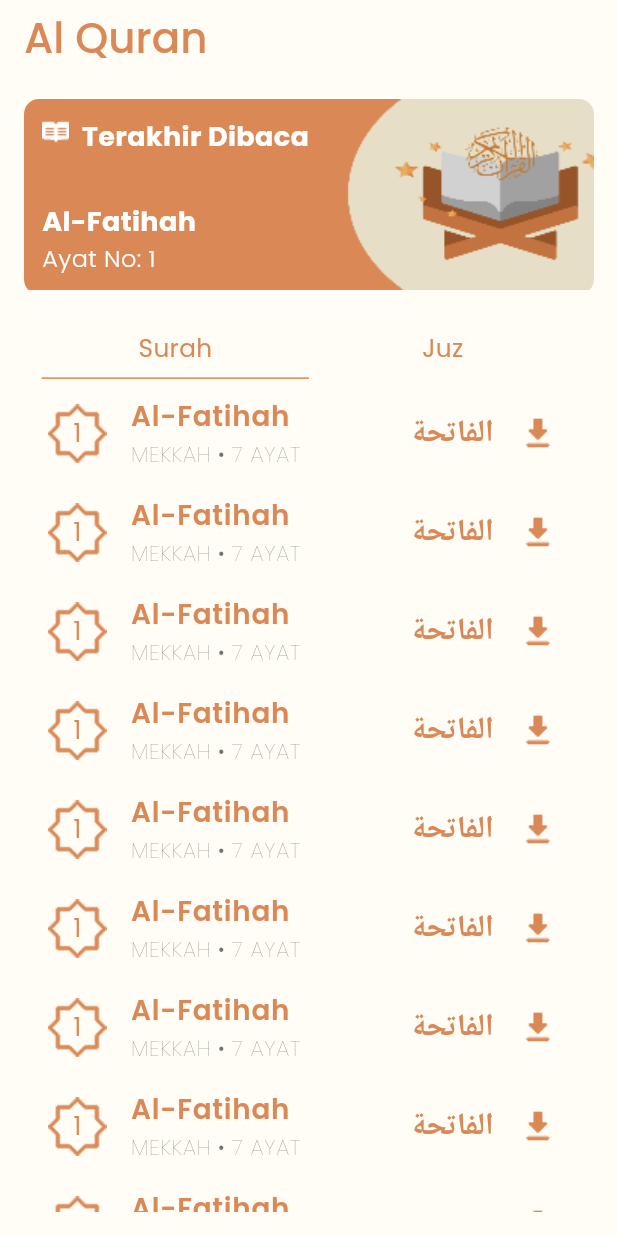
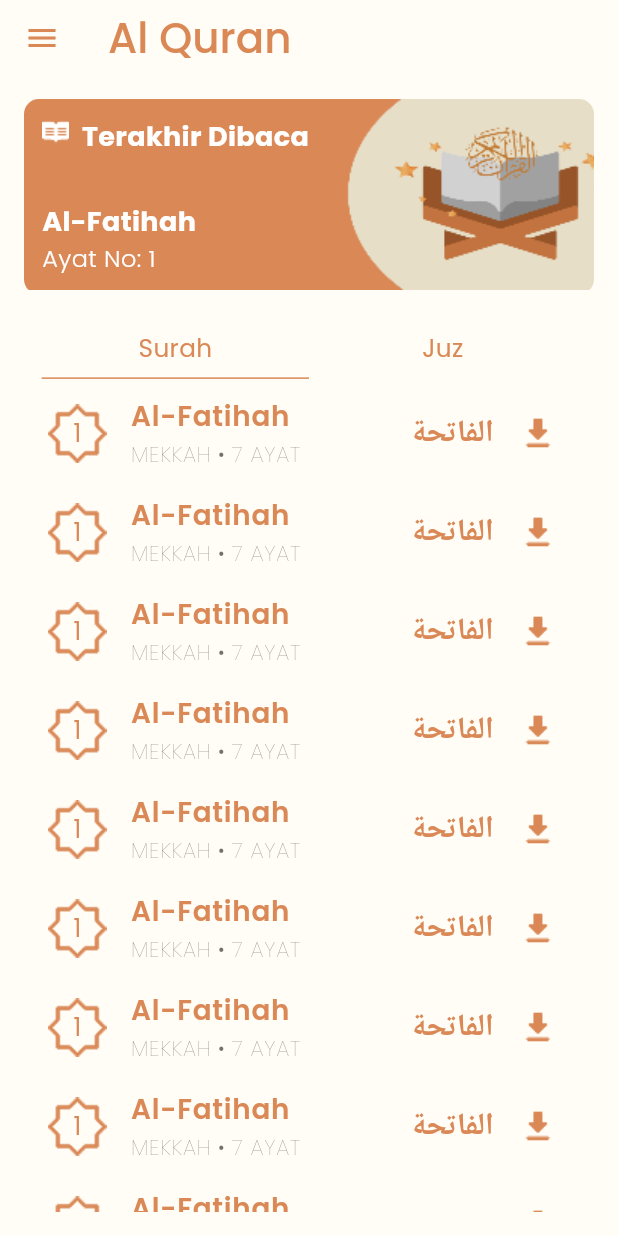
Before and after one commit to gilanggsb/my_quran, a Flutter app: the screen it shows after launch, on a phone screen of 412 x 824 dp. Run offline on Flutter 3.47's test engine with Material 3 defaults, Android fonts, the phone set to English and light mode, and no system bars; drawn by our look-alikes of skeletonizer; our stand-ins replace auto_route, bloc, cached_network_image, dartz, dio, equatable and 8 more.

Commit message:
feat: slicing home page

```diff
--- a/lib/common/components/default_scaffold.dart
+++ b/lib/common/components/default_scaffold.dart
@@ -6,6 +6,7 @@ class DefaultScaffold extends StatelessWidget {
   final Color? bgBodyColor;
   final PreferredSizeWidget? appBar;
   final Widget? bottomNavBar;
+  final Widget? drawer;
   final void Function(bool)? onPopInvoked;
   final FloatingActionButton? floatingActionButton;
   final EdgeInsets? bodyPadding;
@@ -31,6 +32,7 @@ class DefaultScaffold extends StatelessWidget {
     this.didUpdateWidget,
     this.didChangeDependencies,
     this.canPop = true,
+    this.drawer,
   });
 
   @override
@@ -45,6 +47,7 @@ class DefaultScaffold extends StatelessWidget {
         onDispose: onDispose,
         child: Scaffold(
           appBar: appBar,
+          drawer: drawer,
           floatingActionButton: floatingActionButton,
           floatingActionButtonLocation: floatingActionButtonLocation,
           backgroundColor: bgBodyColor ?? context.theme.appColors.background,
--- a/lib/common/utils/app_assets.dart
+++ b/lib/common/utils/app_assets.dart
@@ -1,6 +1,6 @@
 import 'package:my_quran/common/common.dart';
 
-class AppAssets {
+abstract class AppAssets {
   const AppAssets();
 
   static get icDownload => 'ic_download'.toPng;
@@ -8,4 +8,6 @@ class AppAssets {
   static get icQuran => 'ic_quran'.toPng;
   static get icRectangleQuranNumber => 'ic_rectangle_quran_number'.toPng;
   static get quranBanner => 'quran_banner'.toPng;
+  static get titleHeaderOrnament => 'title_header_ornament'.toPng;
+  static get headerOrnament => 'header_ornament'.toPng;
 }
--- a/lib/features/home/presentation/screens/home_view.dart
+++ b/lib/features/home/presentation/screens/home_view.dart
@@ -12,12 +12,22 @@ const bodyTab = [
 class HomeView extends StatelessWidget {
   const HomeView({super.key});
 
+  void openDrawer() => Scaffold.of(globalContext).openDrawer();
+
   @override
   Widget build(BuildContext context) {
     return DefaultScaffold(
-      appBar: const DefaultAppBar(
+      appBar: DefaultAppBar(
         title: 'Al Quran',
+        leading: IconButton(
+          onPressed: openDrawer,
+          icon: Icon(
+            Icons.menu,
+            color: context.colorsExt.text,
+          ),
+        ),
       ),
+      drawer: const HomeDrawer(),
       body: Column(
         mainAxisSize: MainAxisSize.min,
         children: <Widget>[
--- a/lib/features/home/presentation/screens/surah_tab.dart
+++ b/lib/features/home/presentation/screens/surah_tab.dart
@@ -1,6 +1,7 @@
 import 'package:auto_route/auto_route.dart';
 import 'package:flutter/material.dart';
 import 'package:my_quran/features/features.dart';
+import 'package:skeletonizer/skeletonizer.dart';
 
 @RoutePage(name: 'SurahRoute')
 class SurahTab extends StatelessWidget {
@@ -8,9 +9,12 @@ class SurahTab extends StatelessWidget {
 
   @override
   Widget build(BuildContext context) {
-    return ListView.builder(
-      itemCount: 10,
-      itemBuilder: (context, index) => const QuranTile(),
+    return Skeletonizer(
+      enabled: false,
+      child: ListView.builder(
+        itemCount: 10,
+        itemBuilder: (context, index) => const QuranTile(),
+      ),
     );
   }
 }
--- a/lib/features/home/presentation/widgets/last_read_surah_banner.dart
+++ b/lib/features/home/presentation/widgets/last_read_surah_banner.dart
@@ -1,6 +1,7 @@
 import 'package:flutter/material.dart';
 import 'package:flutter_screenutil/flutter_screenutil.dart';
 import 'package:my_quran/common/common.dart';
+import 'package:skeletonizer/skeletonizer.dart';
 
 class LastReadSurahBanner extends StatelessWidget {
   const LastReadSurahBanner({
@@ -9,7 +10,9 @@ class LastReadSurahBanner extends StatelessWidget {
 
   @override
   Widget build(BuildContext context) {
-    return ClipRRect(
+    return Skeletonizer(
+      enabled: false,
+      child: ClipRRect(
         borderRadius: BorderRadius.circular(10),
         child: Stack(
           children: [
@@ -70,6 +73,7 @@ class LastReadSurahBanner extends StatelessWidget {
             ).paddingAll(12),
           ],
         ),
+      ),
     );
   }
 }
--- a/lib/features/home/presentation/widgets/widgets.dart
+++ b/lib/features/home/presentation/widgets/widgets.dart
@@ -1,3 +1,4 @@
+export 'home_drawer.dart';
 export 'last_read_surah_banner.dart';
 export 'quran_number.dart';
 export 'quran_status.dart';
--- a/pubspec.yaml
+++ b/pubspec.yaml
@@ -49,6 +49,7 @@ dependencies:
   internet_connection_checker: ^1.0.0+1
   intl: ^0.19.0
   json_annotation: ^4.9.0
+  skeletonizer: ^1.3.0
 
 dev_dependencies:
   auto_route_generator: ^8.0.0
```
Also changed, not shown: lib/features/home/presentation/screens/juz_tab.dart (+7 -3 lines), lib/features/home/presentation/widgets/home_drawer.dart (added, +51 -0 lines), assets/images/header_ornament.png (added), assets/images/title_header_ornament.png (added), pubspec.lock. Lines whose indentation alone changed are shown as unchanged.
